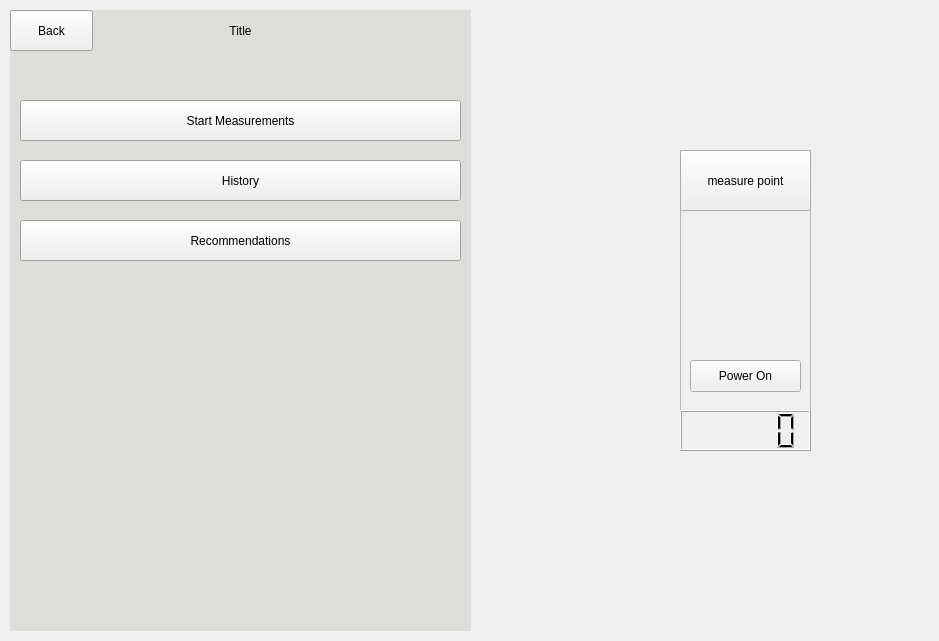
Above: Team32-3004-Project/mainwindow.ui from Harry-Dinh/COMP-3004-F24-Final before the change. Below: the same form after it.
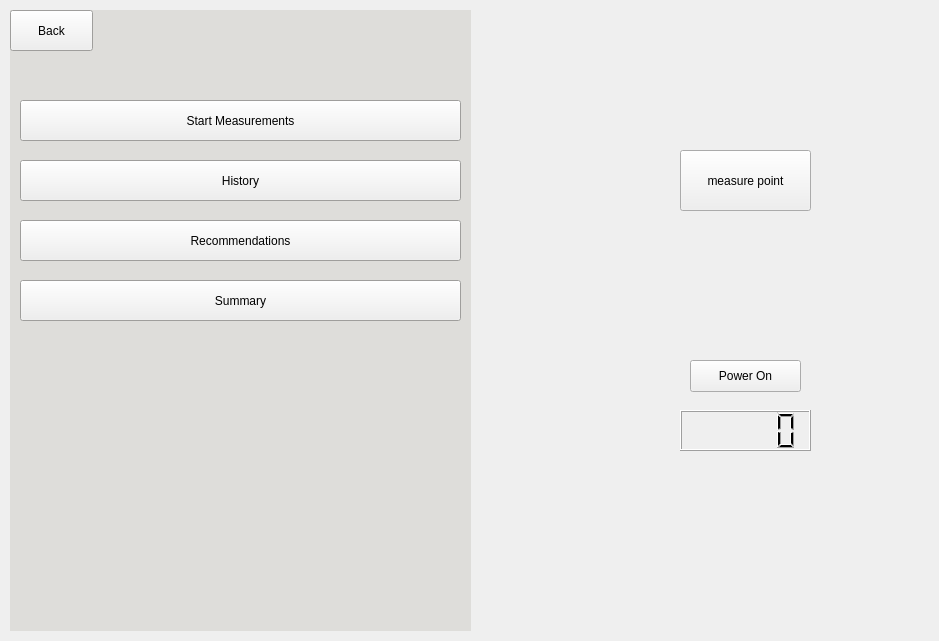
That is the form after the change. The open tabs and pages were chosen to show the change.

Commit message: Rehauled the SummaryWindow class to use a Profile pointer instead of a Measurement object, added a basic summary view incomplete

```diff
--- a/Team32-3004-Project/mainwindow.ui
+++ b/Team32-3004-Project/mainwindow.ui
@@ -419,6 +419,19 @@
        <string>Recommendations</string>
       </property>
      </widget>
+     <widget class="QPushButton" name="summaryButton">
+      <property name="geometry">
+       <rect>
+        <x>10</x>
+        <y>230</y>
+        <width>441</width>
+        <height>41</height>
+       </rect>
+      </property>
+      <property name="text">
+       <string>Summary</string>
+      </property>
+     </widget>
     </widget>
     <widget class="QWidget" name="measurementPage">
      <widget class="QLabel" name="measurePointLabel">
@@ -625,9 +638,6 @@
      <property name="text">
       <string>Title</string>
      </property>
-     <property name="alignment">
-      <set>Qt::AlignmentFlag::AlignCenter</set>
-     </property>
     </widget>
     <widget class="QPushButton" name="backButton">
      <property name="geometry">
@@ -653,10 +663,7 @@
      </rect>
     </property>
     <property name="frameShape">
-     <enum>QFrame::Shape::StyledPanel</enum>
-    </property>
-    <property name="frameShadow">
-     <enum>QFrame::Shadow::Raised</enum>
+     <enum>QFrame::NoFrame</enum>
     </property>
     <widget class="QPushButton" name="powerButton">
      <property name="geometry">
```
Left out of the diff: 2 changed lines with no effect on the pictures. The commit also changes 5 other files.
